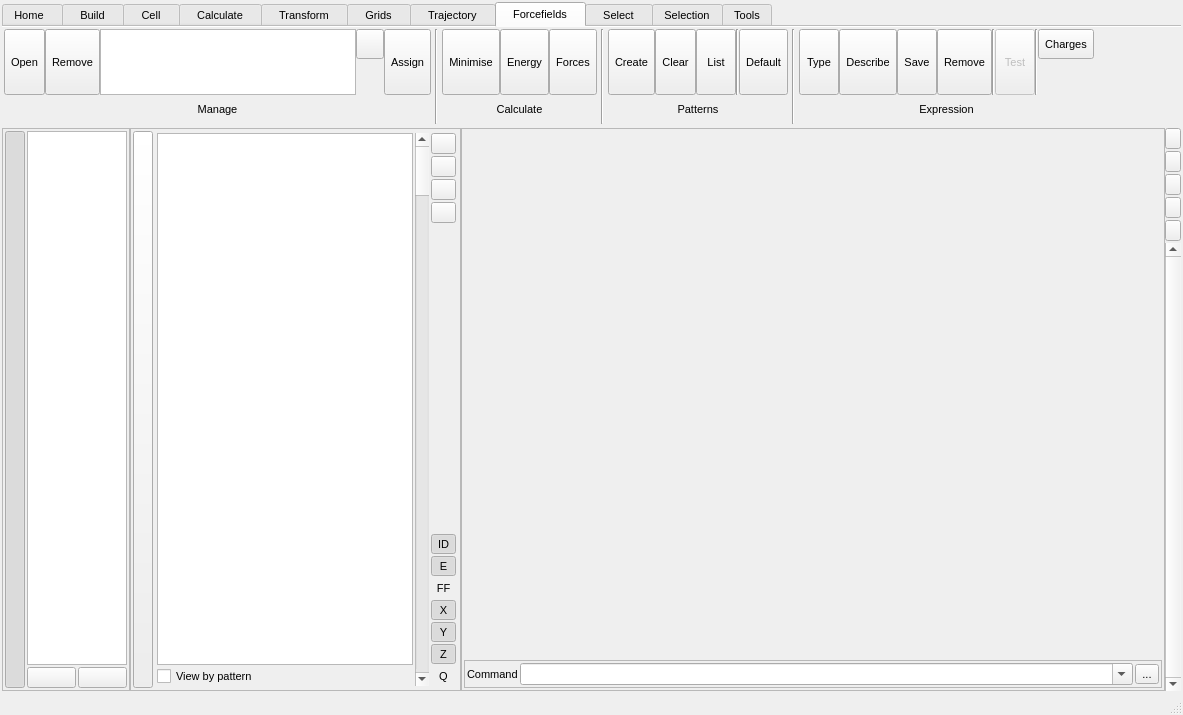
trisyoungs/aten, file src/gui/mainwindow.ui: the form before one commit.
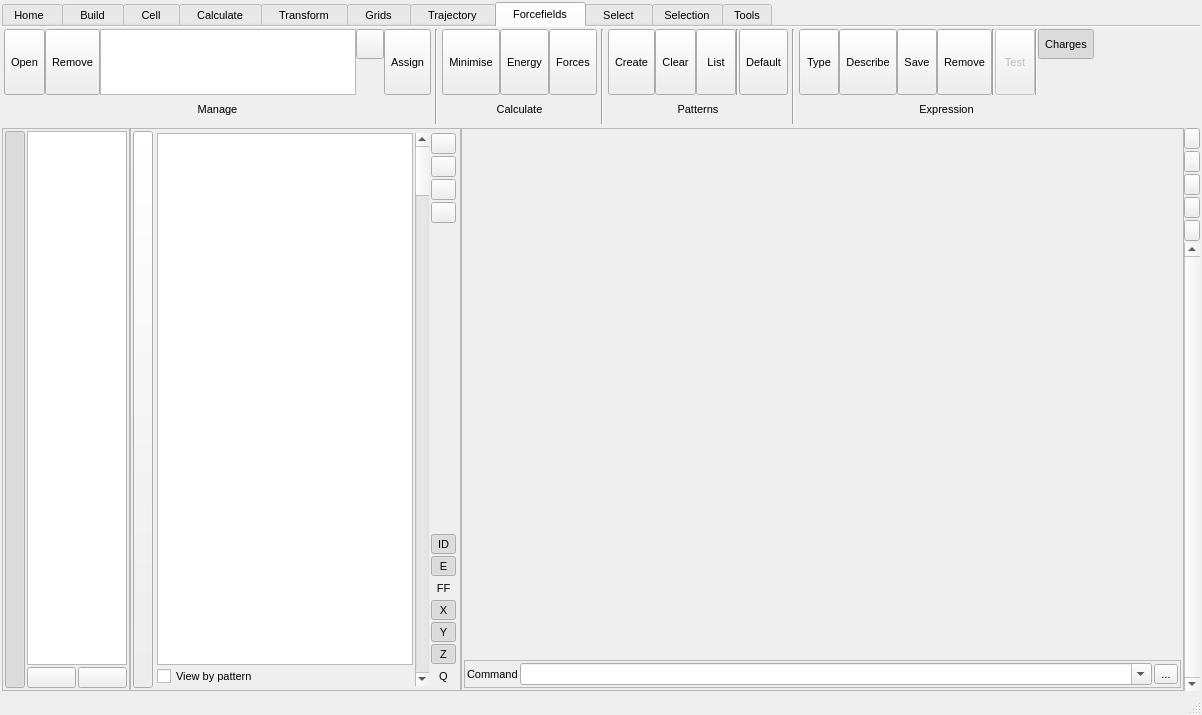
The form after the commit. The open tabs and pages were chosen to show the change. Icons and pictures are not drawn. Custom widgets are drawn as their Qt base class.

Commit message: Fixed - Images were not cleaned up after film export. Fixed - Buttons on Rebond popup used reverse values of true/false to specify augment flag. Add AtenWindow::saveCurrentView() (not yet implemented). Fixed - Tooltip for Forcefield->Expression->Charges button was wrong (also made it enabled by default). Fixed - Ring and segmented ring line primitives wer incorrectly passed as triangle primitives when constructing model rendergroup. Fixed - Selecting a fragment in the Fragments popup did not enable the parent mode.

```diff
--- a/src/gui/mainwindow.ui
+++ b/src/gui/mainwindow.ui
@@ -7,7 +7,7 @@
    <rect>
     <x>0</x>
     <y>0</y>
-    <width>1183</width>
+    <width>1202</width>
     <height>715</height>
    </rect>
   </property>
@@ -7838,6 +7838,9 @@
             <property name="checkable">
              <bool>true</bool>
             </property>
+            <property name="checked">
+             <bool>true</bool>
+            </property>
             <property name="toolButtonStyle">
              <enum>Qt::ToolButtonTextBesideIcon</enum>
             </property>
```
Left out of the diff: 2 changed lines with no effect on the pictures. The commit also changes 7 other files.
